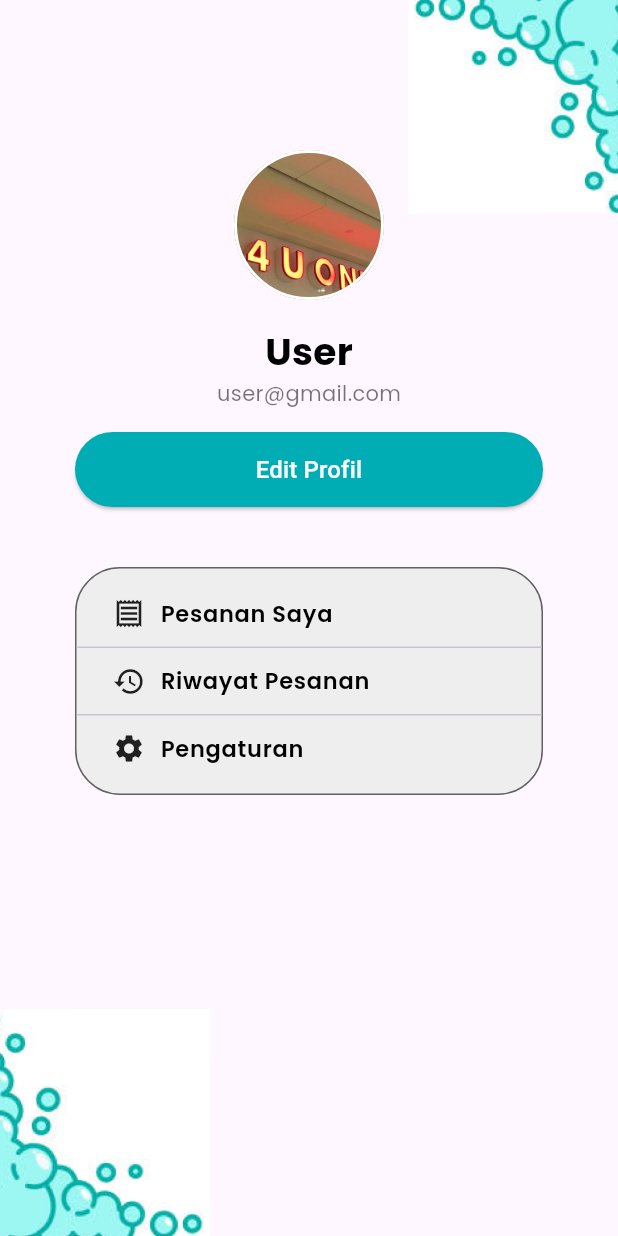
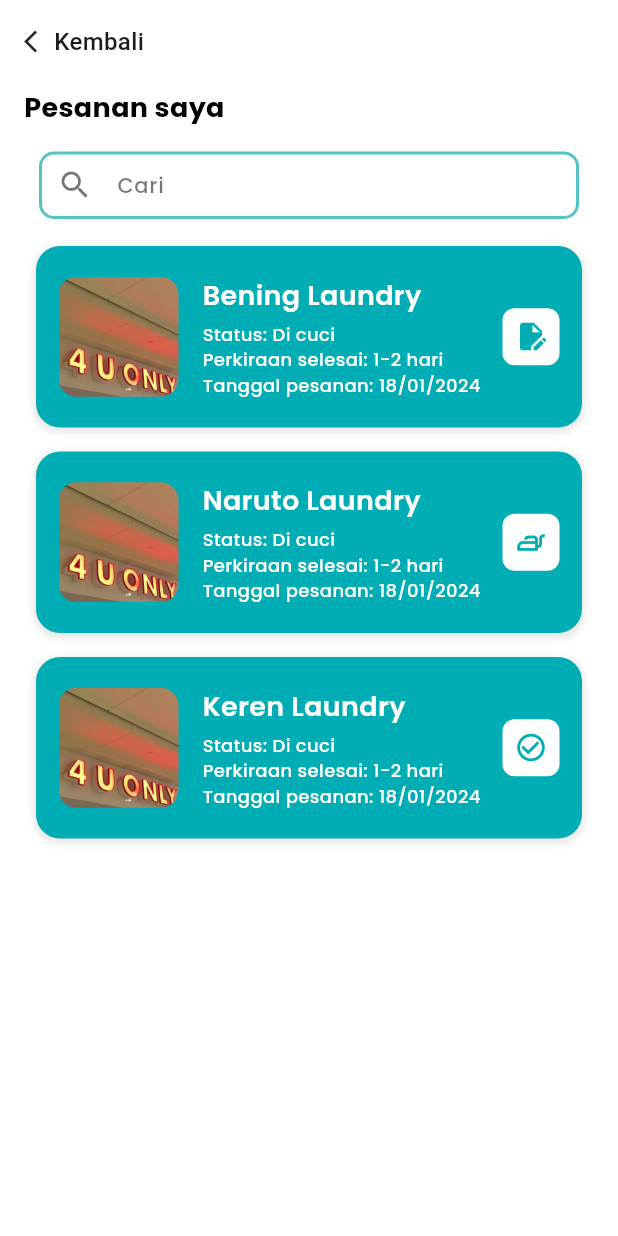
Before and after one commit to ItsREALKane/laundryku, a Flutter app: the ProfilePage screen opened by its route, after a tap on "Pesanan Saya", on a phone screen of 412 x 824 dp. Run offline on Flutter 3.47's test engine with Material 3 defaults, Android fonts, the phone set to English and light mode, and no system bars; our stand-ins replace carousel_slider, get, google_fonts, smooth_page_indicator; network calls fail.

Commit message:
Feat:[KN] History and Order page

```diff
--- a/lib/favorite/bindings/favorite_binding.dart
+++ b/lib/favorite/bindings/favorite_binding.dart
@@ -4,7 +4,6 @@ import 'package:laundryku/favorite/controller/favorite_controller.dart';
 class FavoriteBinding extends Bindings {
   @override
   void dependencies() {
-    // deklarasi controller login here
     Get.put(FavoriteController());
   }
 }
--- a/lib/favorite/pages/Favorite_page.dart
+++ b/lib/favorite/pages/Favorite_page.dart
@@ -80,7 +80,7 @@ class FavoritePage extends StatelessWidget {
                   child: ListView.builder(
                     itemCount: favoriteItems.length,
                     itemBuilder: (context, index) {
-                      return LaundryCard(laundry: favoriteItems[index]);
+                      return MyLaundryCard(laundry: favoriteItems[index]);
                     },
                   ),
                 ),
--- a/lib/login/bindings/login_binding.dart
+++ b/lib/login/bindings/login_binding.dart
@@ -4,7 +4,6 @@ import 'package:laundryku/login/controller/login_controller.dart';
 class LoginBinding extends Bindings {
   @override
   void dependencies() {
-    // deklarasi controller login here
     Get.put(LoginController());
   }
 }
--- /dev/null
+++ b/lib/order/order/controller/order_controller.dart
@@ -0,0 +1,6 @@
+import 'package:get/get.dart';
+
+class OrderController extends GetxController {
+
+
+}
--- /dev/null
+++ b/lib/order/order/pages/order_page.dart
@@ -0,0 +1,97 @@
+import 'package:flutter/material.dart';
+import 'package:get/get.dart';
+import 'package:laundryku/widget/my_order_card.dart';
+import 'package:laundryku/widget/my_search_bar.dart';
+import 'package:laundryku/widget/my_text.dart';
+
+class OrderPage extends StatelessWidget {
+  const OrderPage({super.key});
+
+  @override
+  Widget build(BuildContext context) {
+    final orders = [
+      OrderItem(
+        name: 'Bening Laundry',
+        status: 'Di cuci',
+        estimatedTime: '1-2 hari',
+        orderDate: '18/01/2024',
+        imagePath: 'assets/image/coba.jpeg',
+        actionIcon: Icons.edit_document,
+      ),
+      OrderItem(
+        name: 'Naruto Laundry',
+        status: 'Di cuci',
+        estimatedTime: '1-2 hari',
+        orderDate: '18/01/2024',
+        imagePath: 'assets/image/coba.jpeg',
+        actionIcon: Icons.iron_outlined,
+      ),
+      OrderItem(
+        name: 'Keren Laundry',
+        status: 'Di cuci',
+        estimatedTime: '1-2 hari',
+        orderDate: '18/01/2024',
+        imagePath: 'assets/image/coba.jpeg',
+        actionIcon: Icons.check_circle_outline,
+      ),
+    ];
+
+    return Scaffold(
+      backgroundColor: Colors.white,
+      body: SafeArea(
+        child: Container(
+          padding: const EdgeInsets.all(16.0),
+          child: Column(
+            crossAxisAlignment: CrossAxisAlignment.start,
+            children: [
+              GestureDetector(
+                onTap: () {
+                  Get.back();
+                },
+                child: const Row(
+                  children: [
+                    Icon(Icons.arrow_back_ios, size: 18),
+                    SizedBox(width: 2),
+                    Text(
+                      'Kembali',
+                      style: TextStyle(
+                        fontSize: 16,
+                        fontWeight: FontWeight.w500,
+                      ),
+                    ),
+                  ],
+                ),
+              ),
+              const SizedBox(height: 20),
+              const MyText(
+                text: "Pesanan saya",
+                fontSize: 18,
+                fontWeight: FontWeight.bold,
+                color: Color(0xFF000000),
+              ),
+              const SizedBox(height: 16),
+              const Search(),
+              const SizedBox(height: 16),
+              Expanded(
+                child: ListView.builder(
+                  itemCount: orders.length,
+                  padding: const EdgeInsets.symmetric(vertical: 2),
+                  itemBuilder: (context, index) {
+                    return MyOrderCard(
+                      name: orders[index].name,
+                      status: orders[index].status,
+                      estimatedTime: orders[index].estimatedTime,
+                      orderDate: orders[index].orderDate,
+                      imagePath: orders[index].imagePath,
+                      actionIcon: orders[index].actionIcon,
+                    );
+                  },
+                ),
+              ),
+            ],
+          ),
+        ),
+      ),
+    );
+  }
+}
--- /dev/null
+++ b/lib/order/orderhistory/controller/order_history_controller.dart
@@ -0,0 +1,6 @@
+import 'package:get/get.dart';
+
+class OrderHistoryController extends GetxController {
+
+
+}
--- a/lib/profile/pages/profile_page.dart
+++ b/lib/profile/pages/profile_page.dart
@@ -1,6 +1,5 @@
 import 'package:flutter/material.dart';
 import 'package:get/get.dart';
-import 'package:laundryku/profile/controller/profile_controller.dart';
 import 'package:laundryku/widget/my_button.dart';
 import 'package:laundryku/widget/my_menu_item.dart';
 import 'package:laundryku/widget/my_text.dart';
@@ -9,24 +8,9 @@ class ProfilePage extends StatelessWidget {
   @override
   Widget build(BuildContext context) {
     return Scaffold(
+      backgroundColor: Colors.white,
       body: Stack(
         children: [
-          Positioned(
-            top: 0,
-            right: 0,
-            child: Image.asset(
-              'assets/image/busa2.png',
-              width: 140,
-            ),
-          ),
-          Positioned(
-            bottom: 0,
-            left: 0,
-            child: Image.asset(
-              'assets/image/busa.png',
-              width: 140,
-            ),
-          ),
           Column(
             children: [
               const SizedBox(height: 100),
@@ -83,13 +67,17 @@ class ProfilePage extends StatelessWidget {
                     MenuItem(
                       icon: Icons.receipt_outlined,
                       text: 'Pesanan Saya',
-                      onTap: () {},
+                      onTap: () {
+                        Get.toNamed("/order");
+                      },
                     ),
                     const Divider(height: 1),
                     MenuItem(
                       icon: Icons.history,
                       text: 'Riwayat Pesanan',
-                      onTap: () {},
+                      onTap: () {
+                        Get.toNamed("/orderHistory");
+                      },
                     ),
                     const Divider(height: 1),
                     MenuItem(
--- a/lib/route/myapproute.dart
+++ b/lib/route/myapproute.dart
@@ -7,6 +7,8 @@ import 'package:laundryku/login/bindings/login_binding.dart';
 import 'package:laundryku/login/pages/login_page.dart';
 import 'package:laundryku/navbar/bottom_nav_bar_page.dart';
 import 'package:laundryku/navbar/navbar_binding.dart';
+import 'package:laundryku/order/order/pages/order_page.dart';
+import 'package:laundryku/order/orderhistory/pages/order_history_page.dart';
 import 'package:laundryku/pesan/bindings/pesan_binding.dart';
 import 'package:laundryku/pesan/pages/pesan_page.dart';
 import 'package:laundryku/profile/bindings/profile_binding.dart';
@@ -28,9 +30,13 @@ class MyappRoute {
   static const profilePage = '/profile';
   static const settingProfilePage = '/settingProfile';
   static const editProfilePage = '/editProfile';
+  static const orderhistoryPage = '/orderHistory';
+  static const orderPage = '/order';
 
   static final page = [
     GetPage(name: MyappRoute.splashScreen, page: () => SplashScreen()),
+
+    //Login
     GetPage(
         name: MyappRoute.loginPage,
         page: () => LoginPage(),
@@ -49,24 +55,31 @@ class MyappRoute {
         binding: NavbarBinding(),
         transition: Transition.fade,
         transitionDuration: Duration(milliseconds: 450)),
+    //home
     GetPage(
         name: MyappRoute.homePage,
         page: () => HomePage(),
         binding: HomeBinding(),
         transition: Transition.fade,
         transitionDuration: Duration(milliseconds: 450)),
+
+    //favorite
     GetPage(
         name: MyappRoute.favoritePage,
         page: () => FavoritePage(),
         binding: FavoriteBinding(),
         transition: Transition.fade,
         transitionDuration: Duration(milliseconds: 450)),
+
+    //pesan
     GetPage(
         name: MyappRoute.pesanPage,
         page: () => PesanPage(),
         binding: PesanBinding(),
         transition: Transition.fade,
         transitionDuration: Duration(milliseconds: 450)),
+
+    //profile
     GetPage(
         name: MyappRoute.profilePage,
         page: () => ProfilePage(),
@@ -83,5 +96,17 @@ class MyappRoute {
         page: () => EditProfilePage(),
         transition: Transition.native,
         transitionDuration: Duration(milliseconds: 450)),
+
+    //order
+    GetPage(
+        name: MyappRoute.orderPage,
+        page: () => OrderPage(),
+        transition: Transition.native,
+        transitionDuration: Duration(milliseconds: 450)),
+    GetPage(
+        name: MyappRoute.orderhistoryPage,
+        page: () => OrderHistoryPage(),
+        transition: Transition.native,
+        transitionDuration: Duration(milliseconds: 450)),
   ];
 }
--- a/lib/widget/my_laundry_card.dart
+++ b/lib/widget/my_laundry_card.dart
@@ -1,10 +1,10 @@
 import 'package:flutter/material.dart';
 import 'package:laundryku/widget/my_text.dart';
 
-class LaundryCard extends StatelessWidget {
+class MyLaundryCard extends StatelessWidget {
   final LaundryItem laundry;
 
-  const LaundryCard({super.key, required this.laundry});
+  const MyLaundryCard({super.key, required this.laundry});
 
   @override
   Widget build(BuildContext context) {
--- /dev/null
+++ b/lib/widget/my_order_card.dart
@@ -0,0 +1,137 @@
+// Improved Order Page
+import 'package:flutter/material.dart';
+import 'package:google_fonts/google_fonts.dart';
+
+class MyOrderCard extends StatelessWidget {
+  final String name;
+  final String status;
+  final String estimatedTime;
+  final String orderDate;
+  final String imagePath;
+  final IconData actionIcon;
+
+  const MyOrderCard({
+    super.key,
+    required this.name,
+    required this.status,
+    required this.estimatedTime,
+    required this.orderDate,
+    required this.imagePath,
+    required this.actionIcon,
+  });
+
+  @override
+  Widget build(BuildContext context) {
+    return Container(
+      margin: const EdgeInsets.only(bottom: 16, left: 8, right: 8),
+      decoration: BoxDecoration(
+        borderRadius: BorderRadius.circular(16),
+        boxShadow: [
+          BoxShadow(
+            color: Colors.black.withOpacity(0.1),
+            blurRadius: 4,
+            spreadRadius: 1 ,
+            offset: const Offset(0, 2),
+          ),
+        ],
+      ),
+      child: Container(
+        padding: const EdgeInsets.symmetric(vertical: 20, horizontal: 15),
+        decoration: BoxDecoration(
+          color: const Color(0xFF00ADB5),
+          borderRadius: BorderRadius.circular(16),
+        ),
+        child: Row(
+          children: [
+            ClipRRect(
+              borderRadius: BorderRadius.circular(12),
+              child: Image.asset(
+                imagePath,
+                width: 80,
+                height: 80,
+                fit: BoxFit.cover,
+              ),
+            ),
+            const SizedBox(width: 16),
+            Expanded(
+              child: Column(
+                crossAxisAlignment: CrossAxisAlignment.start,
+                children: [
+                  Text(
+                    name,
+                    style: GoogleFonts.poppins(
+                      fontSize: 18,
+                      fontWeight: FontWeight.w600,
+                      color: Colors.white,
+                    ),
+                  ),
+                  const SizedBox(height: 4),
+                  Column(
+                    crossAxisAlignment: CrossAxisAlignment.start,
+                    children: [
+                      Text(
+                        'Status: $status',
+                        style: GoogleFonts.poppins(
+                          fontSize: 12,
+                          fontWeight: FontWeight.w500,
+                          color: Colors.white,
+                        ),
+                      ),
+                      Text(
+                        'Perkiraan selesai: $estimatedTime',
+                        style: GoogleFonts.poppins(
+                          fontSize: 12,
+                          fontWeight: FontWeight.w500,
+                          color: Colors.white,
+                        ),
+                      ),
+                      Text(
+                        'Tanggal pesanan: $orderDate',
+                        style: GoogleFonts.poppins(
+                          fontSize: 12,
+                          fontWeight: FontWeight.w500,
+                          color: Colors.white,
+                        ),
+                      ),
+                    ],
+                  ),
+                ],
+              ),
+            ),
+            Container(
+              margin: const EdgeInsets.only(left: 8),
+              decoration: BoxDecoration(
+                color: Colors.white,
+                borderRadius: BorderRadius.circular(8),
+              ),
+              padding: const EdgeInsets.all(8),
+              child: Icon(
+                actionIcon,
+                color: const Color(0xFF00ADB5),
+                size: 22,
+              ),
+            ),
+          ],
+        ),
+      ),
+    );
+  }
+}
+
+class OrderItem {
+  final String imagePath;
+  final String name;
+  final String status;
+  final String estimatedTime;
+  final String orderDate;
+  final IconData actionIcon;
+
+  OrderItem({
+    required this.imagePath,
+    required this.name,
+    required this.status,
+    required this.estimatedTime,
+    required this.orderDate,
+    required this.actionIcon,
+  });
+}
```
Also changed, not shown: lib/order/order/bindings/order_binding.dart (added, +9 -0 lines), lib/order/orderhistory/bindings/order_history_binding.dart (added, +9 -0 lines), lib/order/orderhistory/pages/order_history_page.dart (added, +87 -0 lines), lib/profile/pages/edit_page.dart (+3 -22 lines), lib/profile/pages/setting_page.dart (+2 -9 lines), lib/widget/my_order_history_card.dart (added, +121 -0 lines), pubspec.lock.
